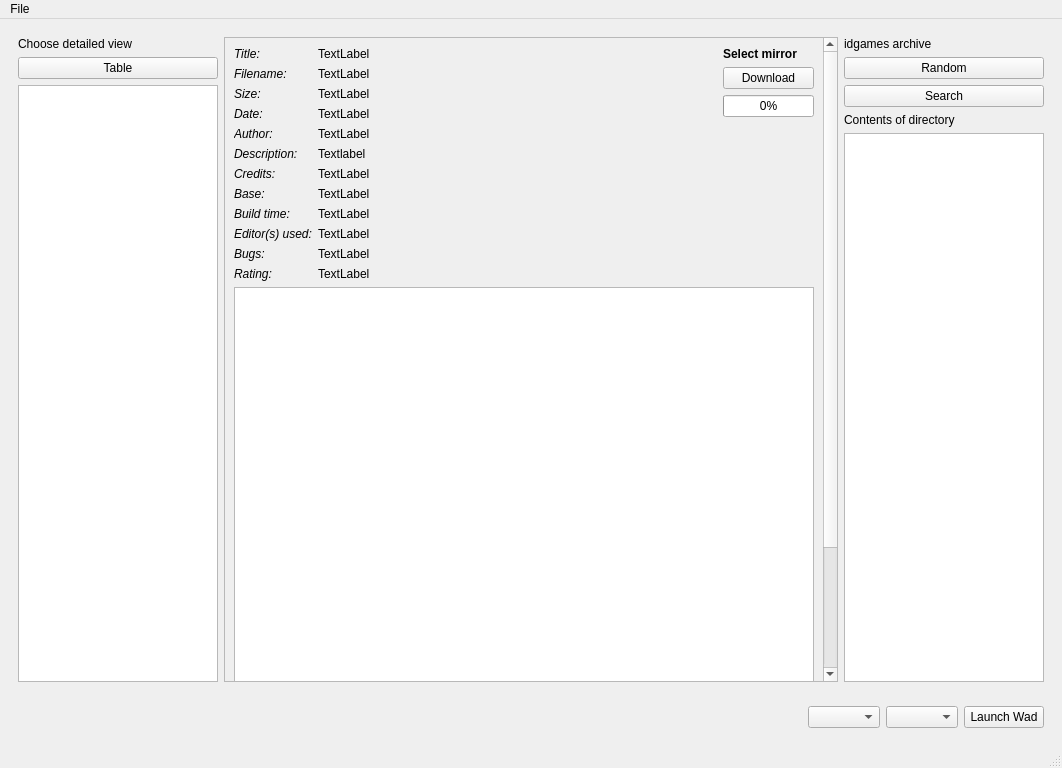
Qt form src/main/resources/base/template/wadlauncher.ui (karlpet/WadLauncher) before a commit.
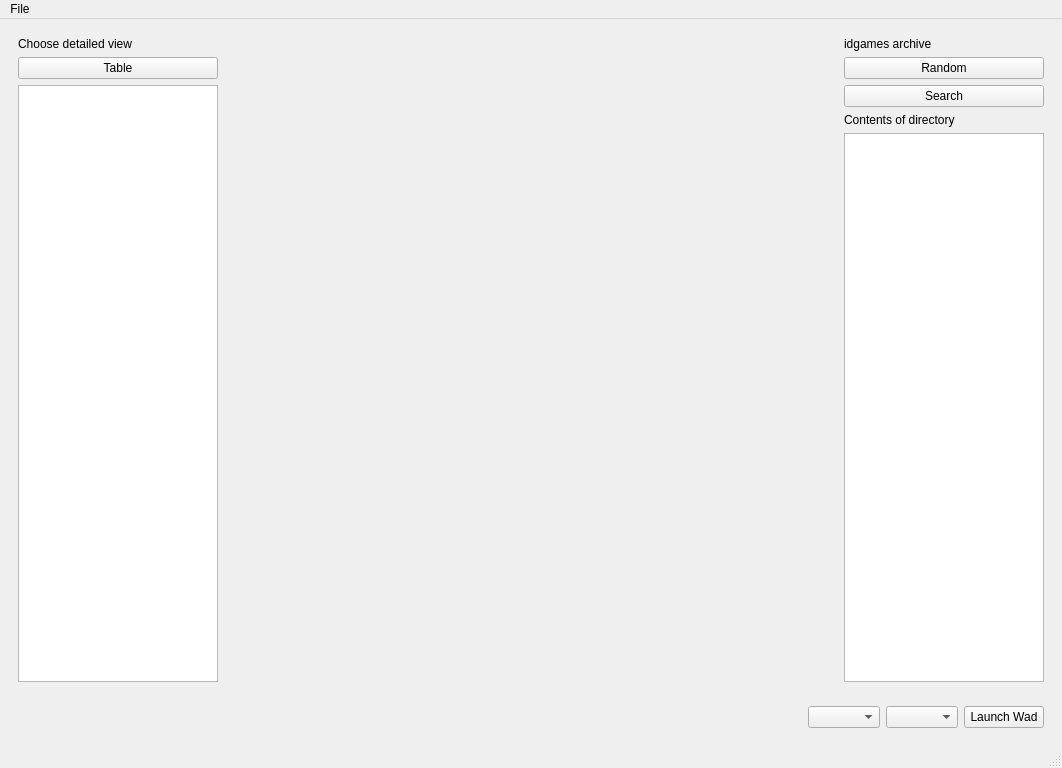
The same form after that commit.

The edit to the form file:
```diff
--- a/src/main/resources/base/template/wadlauncher.ui
+++ b/src/main/resources/base/template/wadlauncher.ui
@@ -81,695 +81,6 @@
         <property name="currentIndex">
          <number>1</number>
         </property>
-        <widget class="QWidget" name="idgames_search">
-         <property name="enabled">
-          <bool>true</bool>
-         </property>
-         <layout class="QVBoxLayout" name="verticalLayout_7">
-          <property name="leftMargin">
-           <number>0</number>
-          </property>
-          <property name="topMargin">
-           <number>0</number>
-          </property>
-          <property name="rightMargin">
-           <number>0</number>
-          </property>
-          <property name="bottomMargin">
-           <number>0</number>
-          </property>
-          <item>
-           <widget class="QScrollArea" name="idgames_search_results_container">
-            <property name="frameShape">
-             <enum>QFrame::StyledPanel</enum>
-            </property>
-            <property name="lineWidth">
-             <number>0</number>
-            </property>
-            <property name="horizontalScrollBarPolicy">
-             <enum>Qt::ScrollBarAlwaysOff</enum>
-            </property>
-            <property name="widgetResizable">
-             <bool>true</bool>
-            </property>
-            <widget class="QWidget" name="idgames_search_results">
-             <property name="geometry">
-              <rect>
-               <x>0</x>
-               <y>0</y>
-               <width>82</width>
-               <height>16</height>
-              </rect>
-             </property>
-            </widget>
-           </widget>
-          </item>
-          <item>
-           <layout class="QHBoxLayout" name="idgames_searchbar">
-            <property name="topMargin">
-             <number>0</number>
-            </property>
-            <item>
-             <widget class="QLineEdit" name="idgames_searchbar_input"/>
-            </item>
-            <item>
-             <widget class="QComboBox" name="idgames_searchbar_type_selector"/>
-            </item>
-            <item>
-             <widget class="QPushButton" name="idgames_searchbar_search">
-              <property name="text">
-               <string>search</string>
-              </property>
-             </widget>
-            </item>
-           </layout>
-          </item>
-         </layout>
-        </widget>
-        <widget class="QWidget" name="idgames_detail">
-         <layout class="QVBoxLayout" name="verticalLayout_5">
-          <property name="leftMargin">
-           <number>0</number>
-          </property>
-          <property name="topMargin">
-           <number>0</number>
-          </property>
-          <property name="rightMargin">
-           <number>0</number>
-          </property>
-          <property name="bottomMargin">
-           <number>0</number>
-          </property>
-          <item>
-           <widget class="QScrollArea" name="scrollArea">
-            <property name="horizontalScrollBarPolicy">
-             <enum>Qt::ScrollBarAlwaysOff</enum>
-            </property>
-            <property name="widgetResizable">
-             <bool>true</bool>
-            </property>
-            <widget class="QWidget" name="scrollAreaWidgetContents">
-             <property name="geometry">
-              <rect>
-               <x>0</x>
-               <y>0</y>
-               <width>594</width>
-               <height>795</height>
-              </rect>
-             </property>
-             <layout class="QGridLayout" name="gridLayout_2">
-              <item row="0" column="1" rowspan="2">
-               <layout class="QVBoxLayout" name="idgames_detail_download_layout">
-                <property name="sizeConstraint">
-                 <enum>QLayout::SetMinimumSize</enum>
-                </property>
-                <item>
-                 <widget class="QLabel" name="label">
-                  <property name="font">
-                   <font>
-                    <weight>75</weight>
-                    <bold>true</bold>
-                   </font>
-                  </property>
-                  <property name="text">
-                   <string>Select mirror</string>
-                  </property>
-                 </widget>
-                </item>
-                <item>
-                 <widget class="QPushButton" name="idgames_detail_download">
-                  <property name="text">
-                   <string>Download</string>
-                  </property>
-                 </widget>
-                </item>
-                <item>
-                 <widget class="QProgressBar" name="idgames_detail_progress">
-                  <property name="sizePolicy">
-                   <sizepolicy hsizetype="Minimum" vsizetype="Fixed">
-                    <horstretch>0</horstretch>
-                    <verstretch>0</verstretch>
-                   </sizepolicy>
-                  </property>
-                  <property name="value">
-                   <number>0</number>
-                  </property>
-                 </widget>
-                </item>
-                <item>
-                 <spacer name="verticalSpacer">
-                  <property name="orientation">
-                   <enum>Qt::Vertical</enum>
-                  </property>
-                  <property name="sizeHint" stdset="0">
-                   <size>
-                    <width>20</width>
-                    <height>40</height>
-                   </size>
-                  </property>
-                 </spacer>
-                </item>
-               </layout>
-              </item>
-              <item row="0" column="0" rowspan="2">
-               <layout class="QGridLayout" name="idgames_detail_info_layout">
-                <item row="6" column="0">
-                 <widget class="QLabel" name="label_8">
-                  <property name="sizePolicy">
-                   <sizepolicy hsizetype="Minimum" vsizetype="Preferred">
-                    <horstretch>0</horstretch>
-                    <verstretch>0</verstretch>
-                   </sizepolicy>
-                  </property>
-                  <property name="font">
-                   <font>
-                    <pointsize>9</pointsize>
-                    <italic>true</italic>
-                   </font>
-                  </property>
-                  <property name="text">
-                   <string>Credits:</string>
-                  </property>
-                 </widget>
-                </item>
-                <item row="8" column="0">
-                 <widget class="QLabel" name="label_6">
-                  <property name="sizePolicy">
-                   <sizepolicy hsizetype="Minimum" vsizetype="Preferred">
-                    <horstretch>0</horstretch>
-                    <verstretch>0</verstretch>
-                   </sizepolicy>
-                  </property>
-                  <property name="font">
-                   <font>
-                    <pointsize>9</pointsize>
-                    <italic>true</italic>
-                   </font>
-                  </property>
-                  <property name="text">
-                   <string>Build time:</string>
-                  </property>
-                 </widget>
-                </item>
-                <item row="10" column="0">
-                 <widget class="QLabel" name="label_3">
-                  <property name="sizePolicy">
-                   <sizepolicy hsizetype="Minimum" vsizetype="Preferred">
-                    <horstretch>0</horstretch>
-                    <verstretch>0</verstretch>
-                   </sizepolicy>
-                  </property>
-                  <property name="font">
-                   <font>
-                    <pointsize>9</pointsize>
-                    <italic>true</italic>
-                   </font>
-                  </property>
-                  <property name="text">
-                   <string>Bugs:</string>
-                  </property>
-                 </widget>
-                </item>
-                <item row="7" column="0">
-                 <widget class="QLabel" name="label_7">
-                  <property name="sizePolicy">
-                   <sizepolicy hsizetype="Minimum" vsizetype="Preferred">
-                    <horstretch>0</horstretch>
-                    <verstretch>0</verstretch>
-                   </sizepolicy>
-                  </property>
-                  <property name="font">
-                   <font>
-                    <pointsize>9</pointsize>
-                    <italic>true</italic>
-                   </font>
-                  </property>
-                  <property name="text">
-                   <string>Base:</string>
-                  </property>
-                 </widget>
-                </item>
-                <item row="1" column="1">
-                 <widget class="QLabel" name="idgames_detail_filename">
-                  <property name="sizePolicy">
-                   <sizepolicy hsizetype="Expanding" vsizetype="Preferred">
-                    <horstretch>0</horstretch>
-                    <verstretch>0</verstretch>
-                   </sizepolicy>
-                  </property>
-                  <property name="font">
-                   <font>
-                    <pointsize>9</pointsize>
-                   </font>
-                  </property>
-                  <property name="text">
-                   <string>TextLabel</string>
-                  </property>
-                  <property name="wordWrap">
-                   <bool>true</bool>
-                  </property>
-                 </widget>
-                </item>
-                <item row="3" column="0">
-                 <widget class="QLabel" name="label_11">
-                  <property name="sizePolicy">
-                   <sizepolicy hsizetype="Minimum" vsizetype="Preferred">
-                    <horstretch>0</horstretch>
-                    <verstretch>0</verstretch>
-                   </sizepolicy>
-                  </property>
-                  <property name="font">
-                   <font>
-                    <pointsize>9</pointsize>
-                    <italic>true</italic>
-                   </font>
-                  </property>
-                  <property name="text">
-                   <string>Date:</string>
-                  </property>
-                 </widget>
-                </item>
-                <item row="7" column="1">
-                 <widget class="QLabel" name="idgames_detail_base">
-                  <property name="sizePolicy">
-                   <sizepolicy hsizetype="Expanding" vsizetype="Preferred">
-                    <horstretch>0</horstretch>
-                    <verstretch>0</verstretch>
-                   </sizepolicy>
-                  </property>
-                  <property name="font">
-                   <font>
-                    <pointsize>9</pointsize>
-                   </font>
-                  </property>
-                  <property name="text">
-                   <string>TextLabel</string>
-                  </property>
-                  <property name="wordWrap">
-                   <bool>true</bool>
-                  </property>
-                 </widget>
-                </item>
-                <item row="8" column="1">
-                 <widget class="QLabel" name="idgames_detail_buildtime">
-                  <property name="sizePolicy">
-                   <sizepolicy hsizetype="Expanding" vsizetype="Preferred">
-                    <horstretch>0</horstretch>
-                    <verstretch>0</verstretch>
-                   </sizepolicy>
-                  </property>
-                  <property name="font">
-                   <font>
-                    <pointsize>9</pointsize>
-                   </font>
-                  </property>
-                  <property name="text">
-                   <string>TextLabel</string>
-                  </property>
-                  <property name="wordWrap">
-                   <bool>true</bool>
-                  </property>
-                 </widget>
-                </item>
-                <item row="4" column="0">
-                 <widget class="QLabel" name="label_10">
-                  <property name="sizePolicy">
-                   <sizepolicy hsizetype="Minimum" vsizetype="Preferred">
-                    <horstretch>0</horstretch>
-                    <verstretch>0</verstretch>
-                   </sizepolicy>
-                  </property>
-                  <property name="font">
-                   <font>
-                    <pointsize>9</pointsize>
-                    <italic>true</italic>
-                   </font>
-                  </property>
-                  <property name="text">
-                   <string>Author:</string>
-                  </property>
-                 </widget>
-                </item>
-                <item row="0" column="1">
-                 <widget class="QLabel" name="idgames_detail_title">
-                  <property name="sizePolicy">
-                   <sizepolicy hsizetype="Expanding" vsizetype="Preferred">
-                    <horstretch>0</horstretch>
-                    <verstretch>0</verstretch>
-                   </sizepolicy>
-                  </property>
-                  <property name="font">
-                   <font>
-                    <pointsize>9</pointsize>
-                   </font>
-                  </property>
-                  <property name="autoFillBackground">
-                   <bool>false</bool>
-                  </property>
-                  <property name="text">
-                   <string>TextLabel</string>
-                  </property>
-                  <property name="wordWrap">
-                   <bool>true</bool>
-                  </property>
-                 </widget>
-                </item>
-                <item row="2" column="1">
-                 <widget class="QLabel" name="idgames_detail_size">
-                  <property name="sizePolicy">
-                   <sizepolicy hsizetype="Expanding" vsizetype="Preferred">
-                    <horstretch>0</horstretch>
-                    <verstretch>0</verstretch>
-                   </sizepolicy>
-                  </property>
-                  <property name="font">
-                   <font>
-                    <pointsize>9</pointsize>
-                   </font>
-                  </property>
-                  <property name="text">
-                   <string>TextLabel</string>
-                  </property>
-                  <property name="wordWrap">
-                   <bool>true</bool>
-                  </property>
-                 </widget>
-                </item>
-                <item row="6" column="1">
-                 <widget class="QLabel" name="idgames_detail_credits">
-                  <property name="sizePolicy">
-                   <sizepolicy hsizetype="Expanding" vsizetype="Preferred">
-                    <horstretch>0</horstretch>
-                    <verstretch>0</verstretch>
-                   </sizepolicy>
-                  </property>
-                  <property name="font">
-                   <font>
-                    <pointsize>9</pointsize>
-                   </font>
-                  </property>
-                  <property name="text">
-                   <string>TextLabel</string>
-                  </property>
-                  <property name="wordWrap">
-                   <bool>true</bool>
-                  </property>
-                 </widget>
-                </item>
-                <item row="5" column="1">
-                 <widget class="QLabel" name="idgames_detail_description">
-                  <property name="sizePolicy">
-                   <sizepolicy hsizetype="Expanding" vsizetype="Preferred">
-                    <horstretch>0</horstretch>
-                    <verstretch>0</verstretch>
-                   </sizepolicy>
-                  </property>
-                  <property name="font">
-                   <font>
-                    <pointsize>9</pointsize>
-                   </font>
-                  </property>
-                  <property name="text">
-                   <string>Textlabel</string>
-                  </property>
-                  <property name="textFormat">
-                   <enum>Qt::RichText</enum>
-                  </property>
-                  <property name="wordWrap">
-                   <bool>true</bool>
-                  </property>
-                 </widget>
-                </item>
-                <item row="4" column="1">
-                 <widget class="QLabel" name="idgames_detail_author">
-                  <property name="sizePolicy">
-                   <sizepolicy hsizetype="Expanding" vsizetype="Preferred">
-                    <horstretch>0</horstretch>
-                    <verstretch>0</verstretch>
-                   </sizepolicy>
-                  </property>
-                  <property name="font">
-                   <font>
-                    <pointsize>9</pointsize>
-                   </font>
-                  </property>
-                  <property name="text">
-                   <string>TextLabel</string>
-                  </property>
-                  <property name="wordWrap">
-                   <bool>true</bool>
-                  </property>
-                 </widget>
-                </item>
-                <item row="1" column="0">
-                 <widget class="QLabel" name="label_13">
-                  <property name="sizePolicy">
-                   <sizepolicy hsizetype="Minimum" vsizetype="Preferred">
-                    <horstretch>0</horstretch>
-                    <verstretch>0</verstretch>
-                   </sizepolicy>
-                  </property>
-                  <property name="font">
-                   <font>
-                    <pointsize>9</pointsize>
-                    <italic>true</italic>
-                   </font>
-                  </property>
-                  <property name="text">
-                   <string>Filename:</string>
-                  </property>
-                 </widget>
-                </item>
-                <item row="0" column="0">
-                 <widget class="QLabel" name="label_14">
-                  <property name="sizePolicy">
-                   <sizepolicy hsizetype="Minimum" vsizetype="Preferred">
-                    <horstretch>0</horstretch>
-                    <verstretch>0</verstretch>
-                   </sizepolicy>
-                  </property>
-                  <property name="font">
-                   <font>
-                    <pointsize>9</pointsize>
-                    <italic>true</italic>
-                   </font>
-                  </property>
-                  <property name="text">
-                   <string>Title:</string>
-                  </property>
-                 </widget>
-                </item>
-                <item row="10" column="1">
-                 <widget class="QLabel" name="idgames_detail_bugs">
-                  <property name="sizePolicy">
-                   <sizepolicy hsizetype="Expanding" vsizetype="Preferred">
-                    <horstretch>0</horstretch>
-                    <verstretch>0</verstretch>
-                   </sizepolicy>
-                  </property>
-                  <property name="font">
-                   <font>
-                    <pointsize>9</pointsize>
-                   </font>
-                  </property>
-                  <property name="text">
-                   <string>TextLabel</string>
-                  </property>
-                  <property name="wordWrap">
-                   <bool>true</bool>
-                  </property>
-                 </widget>
-                </item>
-                <item row="3" column="1">
-                 <widget class="QLabel" name="idgames_detail_date">
-                  <property name="sizePolicy">
-                   <sizepolicy hsizetype="Expanding" vsizetype="Preferred">
-                    <horstretch>0</horstretch>
-                    <verstretch>0</verstretch>
-                   </sizepolicy>
-                  </property>
-                  <property name="font">
-                   <font>
-                    <pointsize>9</pointsize>
-                   </font>
-                  </property>
-                  <property name="text">
-                   <string>TextLabel</string>
-                  </property>
-                  <property name="wordWrap">
-                   <bool>true</bool>
-                  </property>
-                 </widget>
-                </item>
-                <item row="5" column="0">
-                 <widget class="QLabel" name="label_9">
-                  <property name="sizePolicy">
-                   <sizepolicy hsizetype="Minimum" vsizetype="Preferred">
-                    <horstretch>0</horstretch>
-                    <verstretch>0</verstretch>
-                   </sizepolicy>
-                  </property>
-                  <property name="font">
-                   <font>
-                    <pointsize>9</pointsize>
-                    <italic>true</italic>
-                   </font>
-                  </property>
-                  <property name="text">
-                   <string>Description:</string>
-                  </property>
-                 </widget>
-                </item>
-                <item row="2" column="0">
-                 <widget class="QLabel" name="label_12">
-                  <property name="sizePolicy">
-                   <sizepolicy hsizetype="Minimum" vsizetype="Preferred">
-                    <horstretch>0</horstretch>
-                    <verstretch>0</verstretch>
-                   </sizepolicy>
-                  </property>
-                  <property name="font">
-                   <font>
-                    <pointsize>9</pointsize>
-                    <italic>true</italic>
-                   </font>
-                  </property>
-                  <property name="text">
-                   <string>Size:</string>
-                  </property>
-                 </widget>
-                </item>
-                <item row="9" column="0">
-                 <widget class="QLabel" name="label_4">
-                  <property name="sizePolicy">
-                   <sizepolicy hsizetype="Minimum" vsizetype="Preferred">
-                    <horstretch>0</horstretch>
-                    <verstretch>0</verstretch>
-                   </sizepolicy>
-                  </property>
-                  <property name="font">
-                   <font>
-                    <pointsize>9</pointsize>
-                    <italic>true</italic>
-                   </font>
-                  </property>
-                  <property name="text">
-                   <string>Editor(s) used:</string>
-                  </property>
-                  <property name="scaledContents">
-                   <bool>false</bool>
-                  </property>
-                 </widget>
-                </item>
-                <item row="9" column="1">
-                 <widget class="QLabel" name="idgames_detail_editors">
-                  <property name="sizePolicy">
-                   <sizepolicy hsizetype="Expanding" vsizetype="Preferred">
-                    <horstretch>0</horstretch>
-                    <verstretch>0</verstretch>
-                   </sizepolicy>
-                  </property>
-                  <property name="font">
-                   <font>
-                    <pointsize>9</pointsize>
-                   </font>
-                  </property>
-                  <property name="text">
-                   <string>TextLabel</string>
-                  </property>
-                  <property name="wordWrap">
-                   <bool>true</bool>
-                  </property>
-                 </widget>
-                </item>
-                <item row="11" column="0">
-                 <widget class="QLabel" name="label_5">
-                  <property name="sizePolicy">
-                   <sizepolicy hsizetype="Minimum" vsizetype="Preferred">
-                    <horstretch>0</horstretch>
-                    <verstretch>0</verstretch>
-                   </sizepolicy>
-                  </property>
-                  <property name="font">
-                   <font>
-                    <pointsize>9</pointsize>
-                    <italic>true</italic>
-                   </font>
-                  </property>
-                  <property name="text">
-                   <string>Rating:</string>
-                  </property>
-                 </widget>
-                </item>
-                <item row="11" column="1">
-                 <widget class="QLabel" name="idgames_detail_rating">
-                  <property name="sizePolicy">
-                   <sizepolicy hsizetype="Expanding" vsizetype="Preferred">
-                    <horstretch>0</horstretch>
-                    <verstretch>0</verstretch>
-                   </sizepolicy>
-                  </property>
-                  <property name="font">
-                   <font>
-                    <pointsize>9</pointsize>
-                   </font>
-                  </property>
-                  <property name="text">
-                   <string>TextLabel</string>
-                  </property>
-                  <property name="wordWrap">
-                   <bool>true</bool>
-                  </property>
-                 </widget>
-                </item>
-               </layout>
-              </item>
-              <item row="3" column="0" colspan="2">
-               <spacer name="verticalSpacer_2">
-                <property name="orientation">
-                 <enum>Qt::Vertical</enum>
-                </property>
-                <property name="sizeHint" stdset="0">
-                 <size>
-                  <width>20</width>
-                  <height>40</height>
-                 </size>
-                </property>
-               </spacer>
-              </item>
-              <item row="2" column="0" colspan="2">
-               <widget class="QPlainTextEdit" name="idgames_detail_textfile">
-                <property name="minimumSize">
-                 <size>
-                  <width>0</width>
-                  <height>500</height>
-                 </size>
-                </property>
-               </widget>
-              </item>
-             </layout>
-            </widget>
-           </widget>
-          </item>
-         </layout>
-        </widget>
-        <widget class="QWidget" name="welcome">
-         <layout class="QGridLayout" name="gridLayout">
-          <item row="0" column="0">
-           <widget class="QLabel" name="label_2">
-            <property name="text">
-             <string>Welcome to WadLauncher!</string>
-            </property>
-            <property name="textFormat">
-             <enum>Qt::RichText</enum>
-            </property>
-            <property name="alignment">
-             <set>Qt::AlignLeading|Qt::AlignLeft|Qt::AlignTop</set>
-            </property>
-           </widget>
-          </item>
-         </layout>
-        </widget>
        </widget>
       </item>
       <item>
```
Left out of the diff: 2 changed lines with no effect on the pictures.
